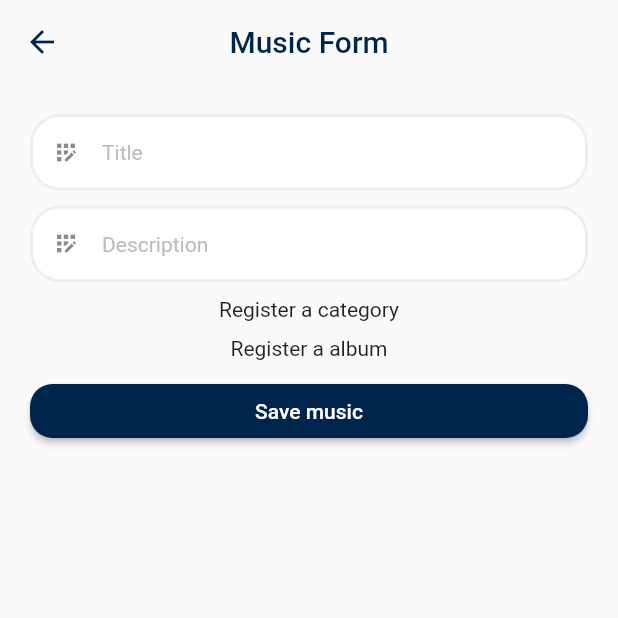
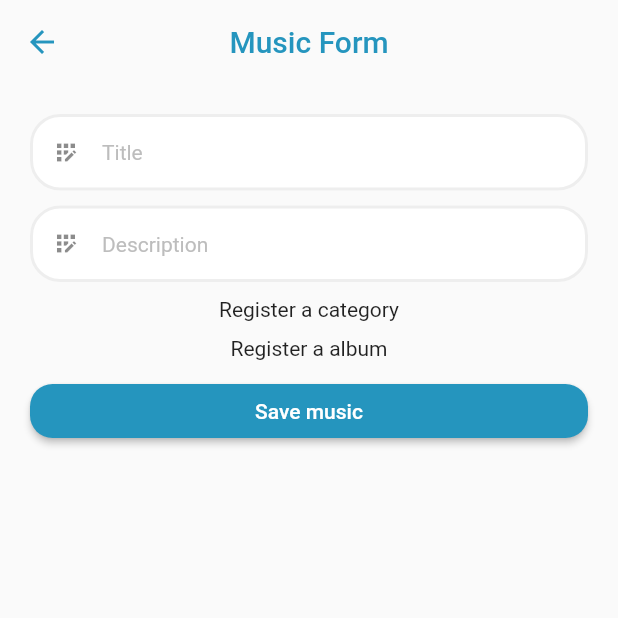
Before and after one commit to RegisSalesRA/flutter_sqflite, a Flutter app: the MusicScreenForm screen opened directly, on a phone screen of 412 x 824 dp, the top half of it. Run offline on Flutter 3.47's test engine with Material 2 defaults, Android fonts, the phone set to English and light mode, and no system bars; our stand-ins replace sqflite; accounts and stored records are empty.

Commit message:
concertando erro algum key, refatorando primaryColor, pt-br to en, mediaquerycard detail music

```diff
--- a/lib/config/colors.dart
+++ b/lib/config/colors.dart
@@ -2,7 +2,7 @@ import 'package:flutter/material.dart';
 
 abstract class Palette {
   static const MaterialColor kToDark = MaterialColor(
-    0xff00254d, // 0% comes in here, this will be color picked if no shade is selected when defining a Color property which doesn’t require a swatch.
+    0xff2595be, // 0% comes in here, this will be color picked if no shade is selected when defining a Color property which doesn’t require a swatch.
     <int, Color>{
       50: Color(0xFF004999), //10%
       100: Color(0xFF004999), //20%
@@ -18,9 +18,9 @@ abstract class Palette {
   );
 
   static const Color primaryColor = Color(0xFF00254d);
-  static const Color primaryColorLight = Color(0xFF004999);
+  static const Color primaryColorLight = Color(0xFF2595be);
   static const Color primaryColorDark = Color(0xFF021338);
   static const Color textColor = Color(0xFFFFFFFF);
-  static const Color textCard = Color(0xFF021338);
+  static const Color textCard = Color(0xFF4e91fc);
   static Color greyShadeLight = Colors.grey.shade100;
 }
--- a/lib/data/database_service.dart
+++ b/lib/data/database_service.dart
@@ -212,10 +212,10 @@ class DatabaseService {
     final List<Map<String, dynamic>> maps =
         await db.query('album', where: 'id = ?', whereArgs: [id]);
 
-    if (id != 0) {
+    if (id! > 0 && maps.isNotEmpty) {
       return Album.fromJson(maps[0]);
     } else {
-      return Album;
+      return null;
     }
   }
 
--- a/lib/src/modules/album/album_screen.dart
+++ b/lib/src/modules/album/album_screen.dart
@@ -40,7 +40,7 @@ class _AlbumScreenState extends State<AlbumScreen> {
                   )
                   .then((_) => setState(() {}));
             },
-            backgroundColor: Palette.primaryColor,
+            backgroundColor: Palette.primaryColorLight,
             child: const Icon(Icons.add),
           ),
           appBar: AppBarWidget(
@@ -103,7 +103,7 @@ class _AlbumScreenState extends State<AlbumScreen> {
                                             fontSize: 15,
                                             overflow: TextOverflow.ellipsis,
                                             fontWeight: FontWeight.bold,
-                                            color: Palette.primaryColor),
+                                            color: Palette.primaryColorLight),
                                       ),
                                       const SizedBox(
                                         height: 5,
@@ -143,7 +143,7 @@ class _AlbumScreenState extends State<AlbumScreen> {
                     ),
                   );
                 } else {
-                  return const Center(child: Text("Nenhum dado cadastrado"));
+                  return const Center(child: Text("No registered album"));
                 }
               })),
     );
--- a/lib/src/modules/category/category_screen.dart
+++ b/lib/src/modules/category/category_screen.dart
@@ -40,7 +40,7 @@ class _CategoryScreenState extends State<CategoryScreen> {
                   )
                   .then((_) => setState(() {}));
             },
-            backgroundColor: Palette.primaryColor,
+            backgroundColor: Palette.primaryColorLight,
             child: const Icon(Icons.add),
           ),
           appBar: AppBarWidget(
@@ -103,7 +103,7 @@ class _CategoryScreenState extends State<CategoryScreen> {
                                             fontSize: 15,
                                             overflow: TextOverflow.ellipsis,
                                             fontWeight: FontWeight.bold,
-                                            color: Palette.primaryColor),
+                                            color: Palette.primaryColorLight),
                                       ),
                                       const SizedBox(
                                         height: 5,
@@ -143,7 +143,7 @@ class _CategoryScreenState extends State<CategoryScreen> {
                     ),
                   );
                 } else {
-                  return const Center(child: Text("Nenhum dado cadastrado"));
+                  return const Center(child: Text("No registered category"));
                 }
               })),
     );
--- a/lib/src/modules/music/music_form.dart
+++ b/lib/src/modules/music/music_form.dart
@@ -165,12 +165,12 @@ class _MusicScreenFormState extends State<MusicScreenForm> {
                                         'Select category',
                                         style: TextStyle(
                                             fontSize: 15,
-                                            color: Palette.primaryColor),
+                                            color: Palette.primaryColorLight),
                                       )
                                     : Text(
                                         categorySelected.text,
                                         style: const TextStyle(
-                                            color: Palette.primaryColor),
+                                            color: Palette.primaryColorLight),
                                       ),
                               );
                             } else {
@@ -218,12 +218,12 @@ class _MusicScreenFormState extends State<MusicScreenForm> {
                                     textAlign: TextAlign.start,
                                     style: TextStyle(
                                         fontSize: 15,
-                                        color: Palette.primaryColor),
+                                        color: Palette.primaryColorLight),
                                   )
                                 : Text(
                                     albumSelected.text,
                                     style: const TextStyle(
-                                        color: Palette.primaryColor),
+                                        color: Palette.primaryColorLight),
                                   ),
                           );
                         } else {
--- a/lib/src/modules/music/music_screen.dart
+++ b/lib/src/modules/music/music_screen.dart
@@ -39,7 +39,7 @@ class _MusicScreenState extends State<MusicScreen> {
                 )
                 .then((_) => setState(() {}));
           },
-          backgroundColor: Palette.primaryColor,
+          backgroundColor: Palette.primaryColorLight,
           child: const Icon(Icons.add),
         ),
         appBar: AppBarWidget(
@@ -100,7 +100,7 @@ class _MusicScreenState extends State<MusicScreen> {
                   ),
                 );
               } else {
-                return const Center(child: Text("Nenhum dado cadastrado"));
+                return const Center(child: Text("No registered music"));
               }
             }),
       ),
--- a/lib/src/modules/music/music_screen_category.dart
+++ b/lib/src/modules/music/music_screen_category.dart
@@ -90,7 +90,7 @@ class _MusicScreenCategoryState extends State<MusicScreenCategory> {
                                           fontSize: 15,
                                           overflow: TextOverflow.ellipsis,
                                           fontWeight: FontWeight.bold,
-                                          color: Palette.primaryColor),
+                                          color: Palette.primaryColorLight),
                                     ),
                                     const SizedBox(
                                       height: 5,
--- a/lib/src/widgets/appbar_widget.dart
+++ b/lib/src/widgets/appbar_widget.dart
@@ -23,14 +23,16 @@ class AppBarWidget extends StatelessWidget implements PreferredSizeWidget {
       backgroundColor: Colors.transparent,
       title: Text(
         title,
-        style: const TextStyle(color: Palette.primaryColor),
+        style: const TextStyle(color: Palette.primaryColorLight),
       ),
-      leading: onTap == null ? const SizedBox() : InkWell(
-          onTap: onTap,
-          child: const Icon(
-            Icons.arrow_back,
-            color: Palette.primaryColor,
-          )),
+      leading: onTap == null
+          ? const SizedBox()
+          : InkWell(
+              onTap: onTap,
+              child: const Icon(
+                Icons.arrow_back,
+                color: Palette.primaryColorLight,
+              )),
       actions: [actions!],
     );
   }
--- a/lib/src/widgets/card_widget.dart
+++ b/lib/src/widgets/card_widget.dart
@@ -33,8 +33,8 @@ class _CustomCardWidgetState extends State<CustomCardWidget> {
   Album albumMusica = Album();
 
   Future albumById() async {
-    if (widget.music.albumId != 0) {
-      var data = await _databaseService.album(widget.music.albumId);
+    var data = await _databaseService.album(widget.music.albumId);
+    if (widget.music.albumId! > 0 && data != null) {
       setState(() {
         albumMusica = data;
       });
@@ -82,7 +82,7 @@ class _CustomCardWidgetState extends State<CustomCardWidget> {
                         fontSize: 15,
                         overflow: TextOverflow.ellipsis,
                         fontWeight: FontWeight.bold,
-                        color: Palette.primaryColor),
+                        color: Palette.primaryColorLight),
                   ),
                   const SizedBox(
                     height: 5,
--- a/lib/src/widgets/category_widget.dart
+++ b/lib/src/widgets/category_widget.dart
@@ -36,7 +36,7 @@ class CategoryWidget extends StatelessWidget {
                     const Text(
                       "Categories",
                       style: TextStyle(
-                          color: Palette.primaryColor,
+                          color: Palette.primaryColorLight,
                           fontSize: 16,
                           fontWeight: FontWeight.bold),
                     ),
@@ -82,7 +82,7 @@ class CategoryWidget extends StatelessWidget {
                                 Text(
                                   category.name!,
                                   style: const TextStyle(
-                                      color: Palette.primaryColor,
+                                      color: Palette.primaryColorLight,
                                       fontWeight: FontWeight.bold,
                                       overflow: TextOverflow.ellipsis),
                                 )
@@ -93,7 +93,7 @@ class CategoryWidget extends StatelessWidget {
                   ]);
                 } else {
                   return const Center(
-                    child: Text("Nenhuma categoria cadastrada!"),
+                    child: Text("No registered category"),
                   );
                 }
               }
--- a/lib/src/widgets/custom_dropdown_widget.dart
+++ b/lib/src/widgets/custom_dropdown_widget.dart
@@ -28,7 +28,7 @@ class _DropDownWidgetState extends State<DropDownWidget> {
         hint: widget.hint,
         elevation: 16,
         style: const TextStyle(
-          color: Palette.primaryColor,
+          color: Palette.primaryColorLight,
         ),
         onChanged: widget.onChanged,
         items: widget.items,
```
Also changed, not shown: lib/config/app_theme.dart (+12 -8 lines), lib/src/modules/favorite/favorite_screen.dart (+10 -6 lines), lib/src/modules/music/music_detail_screen.dart (+7 -7 lines), lib/src/widgets/music_widget.dart (+29 -20 lines), lib/src/widgets/navigator_bottonbar_widget.dart (+4 -7 lines).
